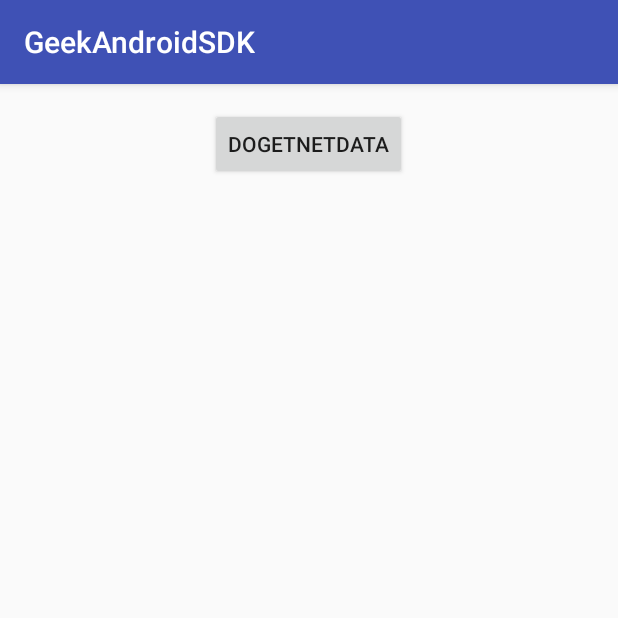
After one commit to zgeekandroid/geeksdk, an Android app: the fragment CommonSampleFragment shown on its own in the app's theme, on a phone screen of 412 x 824 dp, the top half of it. The commit adds this screen. Run offline under Robolectric (Android 15) with nearby library versions, the phone set to English and light mode, and no system bars; libraries missing offline, so code that uses them is left out: com.tbruyelle.rxpermissions; 2 statements that could not run were skipped.

Commit message:
new common

```diff
--- /dev/null
+++ b/app/src/main/java/com/geekandroid/sdk/sample/CommonSampleFragment.java
@@ -0,0 +1,78 @@
+package com.geekandroid.sdk.sample;
+
+import android.os.Bundle;
+import android.support.annotation.Nullable;
+import android.view.LayoutInflater;
+import android.view.View;
+import android.view.ViewGroup;
+import android.widget.Button;
+
+import com.geekandroid.sdk.sample.commonslibrary.net.BaseRemoteModel;
+import com.geekandroid.sdk.sample.commonslibrary.net.RequestCallBack;
+import com.geekandroid.sdk.sample.commonslibrary.utils.LogUtils;
+import com.geekandroid.sdk.sample.commonslibrary.utils.ToastUtils;
+import com.tbruyelle.rxpermissions.RxPermissions;
+
+import java.util.Hashtable;
+import java.util.Map;
+
+/**
+ * date        :  2016-04-20  13:39
+ * author      :  Mickaecle gizthon
+ * description :
+ */
+public class CommonSampleFragment extends BaseSampleFragment {
+    private static final String TAG = "CommonSampleFragment";
+
+    private Button button;
+    private BaseRemoteModel model;
+    private RxPermissions rxPermissions;
+
+    @Override
+    public int getResLayoutId() {
+        return R.layout.common;
+    }
+
+
+    @Nullable
+    @Override
+    public View onCreateView(LayoutInflater inflater, @Nullable ViewGroup container, @Nullable Bundle savedInstanceState) {
+        View view = super.onCreateView(inflater, container, savedInstanceState);
+        rxPermissions = RxPermissions.getInstance(getActivity());
+        rxPermissions.setLogging(true);
+        button = (Button) view.findViewById(R.id.doGetNetData);
+        init();
+        button.setOnClickListener(new View.OnClickListener() {
+            @Override
+            public void onClick(View view) {
+                doPost();
+            }
+        });
+        return view;
+    }
+
+    private void init() {
+        model = new BaseRemoteModel();
+    }
+
+    private void doPost(){
+        String url = "http://data.maicaim.com/Purchase/User/userInfo.ashx";
+        Map<String, Object> parameters = new Hashtable<>();
+        parameters.put("port_password", "021e7d14f5f93ada5c64de8807760e68");
+        parameters.put("user_id","TUser8e466d7145084cc1859a3dfe8c13d317");
+        parameters.put("h_userid", "TUser8e466d7145084cc1859a3dfe8c13d317");
+        model.doPost(url, parameters, new RequestCallBack<String>() {
+            @Override
+            public void onSuccess(String result) {
+                LogUtils.i("-------------"+result);
+                ToastUtils.show(getActivity(),result);
+            }
+
+            @Override
+            public void onFailure(String errorMessage, Exception exception) {
+                ToastUtils.show(getActivity(),errorMessage);
+            }
+        });
+    }
+
+}
--- a/app/src/main/java/com/geekandroid/sdk/sample/MainActivity.java
+++ b/app/src/main/java/com/geekandroid/sdk/sample/MainActivity.java
@@ -16,7 +16,7 @@ public class MainActivity extends AppCompatActivity {
         //权限框架
         bindClick(R.id.rxpermissions,new RxPermissionsSampleFragment());
 
-
+       bindClick(R.id.common,new CommonSampleFragment());
 
 
     }
--- /dev/null
+++ b/app/src/main/res/layout/common.xml
@@ -0,0 +1,19 @@
+<FrameLayout xmlns:android="http://schemas.android.com/apk/res/android"
+    xmlns:tools="http://schemas.android.com/tools"
+    android:layout_width="match_parent"
+    android:layout_height="match_parent"
+    tools:context=".MainActivity"
+    >
+
+
+
+    <Button
+        android:layout_width="wrap_content"
+        android:layout_height="wrap_content"
+        android:layout_gravity="center_horizontal"
+        android:layout_marginTop="16dp"
+        android:id="@+id/doGetNetData"
+        android:text="doGetNetData"
+        />
+
+</FrameLayout>
```
Also changed, not shown: app/src/main/res/layout/activity_main.xml (+6 -2 lines), commonslibrary/src/main/java/com/geekandroid/sdk/sample/commonslibrary/net/GzipRequestInterceptor.java (added, +73 -0 lines).
